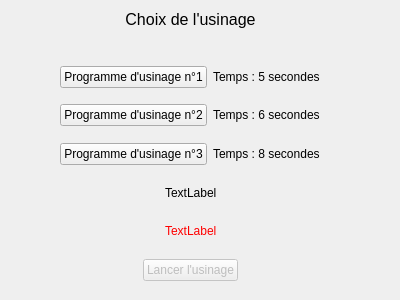
This is Views/ProgramsList.ui in Soluce-Development/Maquette as Qt 5 draws it before an edit. The edited form follows.
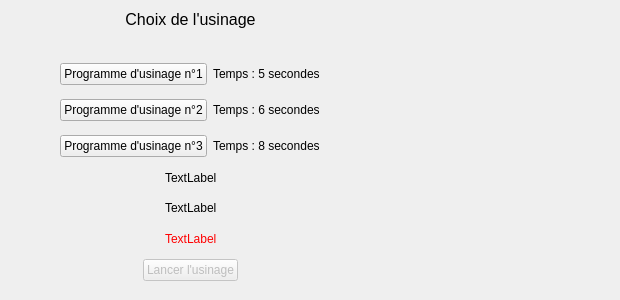
This is the edited form.

Commit message: add open_door error messages

Patch:
```diff
--- a/Views/ProgramsList.ui
+++ b/Views/ProgramsList.ui
@@ -6,7 +6,7 @@
    <rect>
     <x>0</x>
     <y>0</y>
-    <width>400</width>
+    <width>620</width>
     <height>300</height>
    </rect>
   </property>
@@ -227,6 +227,56 @@
       </property>
      </spacer>
     </item>
+    <item>
+     <layout class="QHBoxLayout" name="horizontalLayout_9">
+      <item>
+       <spacer name="horizontalSpacer_8">
+        <property name="orientation">
+         <enum>Qt::Horizontal</enum>
+        </property>
+        <property name="sizeHint" stdset="0">
+         <size>
+          <width>40</width>
+          <height>20</height>
+         </size>
+        </property>
+       </spacer>
+      </item>
+      <item>
+       <widget class="QLabel" name="text_door">
+        <property name="text">
+         <string>TextLabel</string>
+        </property>
+       </widget>
+      </item>
+      <item>
+       <spacer name="horizontalSpacer_7">
+        <property name="orientation">
+         <enum>Qt::Horizontal</enum>
+        </property>
+        <property name="sizeHint" stdset="0">
+         <size>
+          <width>40</width>
+          <height>20</height>
+         </size>
+        </property>
+       </spacer>
+      </item>
+     </layout>
+    </item>
+    <item>
+     <spacer name="verticalSpacer_7">
+      <property name="orientation">
+       <enum>Qt::Vertical</enum>
+      </property>
+      <property name="sizeHint" stdset="0">
+       <size>
+        <width>20</width>
+        <height>40</height>
+       </size>
+      </property>
+     </spacer>
+    </item>
     <item>
      <layout class="QHBoxLayout" name="horizontalLayout_7">
       <item>
```
Left out of the diff: 2 changed lines with no effect on the pictures. The commit also changes 2 other files.
